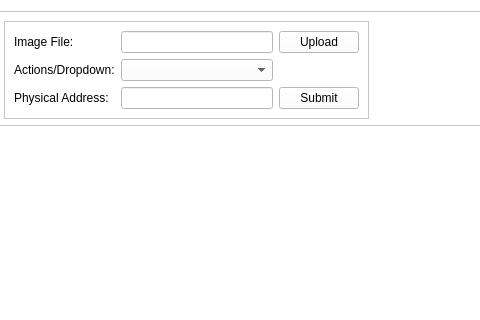
This is form.ui in Masrik-Dahir/VMI as Qt 5 draws it before an edit; both pictures show x 388 to 868 and y 0 to 320 of the 1149 by 775 pixel window. The edited form follows.
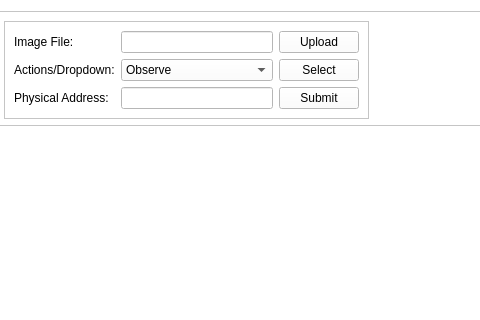
This is the edited form.

Commit message: created a function create_process()

```diff
--- a/form.ui
+++ b/form.ui
@@ -396,7 +396,28 @@
               </widget>
              </item>
              <item row="1" column="1">
-              <widget class="QComboBox" name="comboBox"/>
+              <widget class="QComboBox" name="comboBox">
+               <property name="enabled">
+                <bool>true</bool>
+               </property>
+               <item>
+                <property name="text">
+                 <string>Observe</string>
+                </property>
+               </item>
+               <item>
+                <property name="text">
+                 <string>Modify</string>
+                </property>
+               </item>
+              </widget>
+             </item>
+             <item row="1" column="2">
+              <widget class="QPushButton" name="pushButton_3">
+               <property name="text">
+                <string>Select</string>
+               </property>
+              </widget>
              </item>
             </layout>
            </item>
```
Left out of the diff: 27 changed lines with no effect on the pictures. The commit also changes 2 other files.
